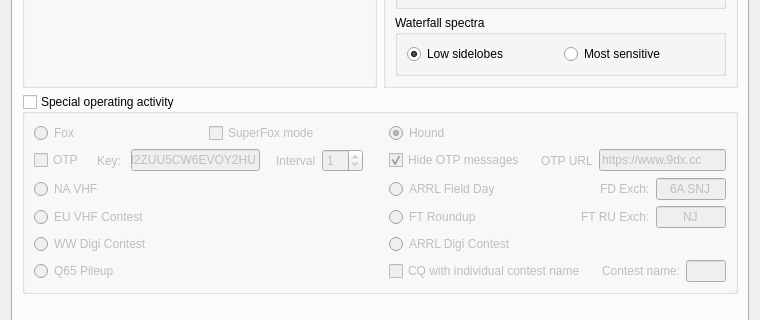
First picture: the form in Configuration.ui, repository kholia/wsjtx, before the edit; both pictures show x 0 to 760 and y 214 to 534 of the 760 by 670 pixel window.
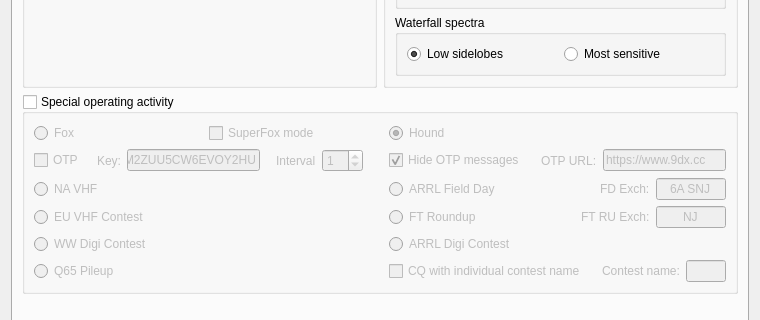
Second picture: the form after the edit. The open tabs and pages were chosen to show the change. Custom widgets are drawn as their Qt base class.

The edit to the form file:
```diff
--- a/Configuration.ui
+++ b/Configuration.ui
@@ -3011,7 +3011,7 @@
             <item>
              <widget class="QLabel" name="lblOTPUrl">
               <property name="text">
-               <string>OTP URL</string>
+               <string>OTP URL:</string>
               </property>
              </widget>
             </item>
@@ -3359,7 +3359,7 @@
             <item>
              <widget class="QLabel" name="lblOTPSeed">
               <property name="text">
-               <string>Key: </string>
+               <string>Key:</string>
               </property>
              </widget>
             </item>
```
Left out of the diff: 8 changed lines with no effect on the pictures.
